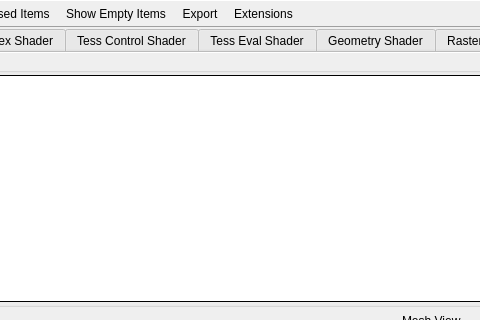
The window that qrenderdoc/Windows/PipelineState/VulkanPipelineStateViewer.ui (baldurk/renderdoc) describes before a commit, drawn with Qt 5; both pictures show x 124 to 604 and y 0 to 320 of the 911 by 566 pixel window.
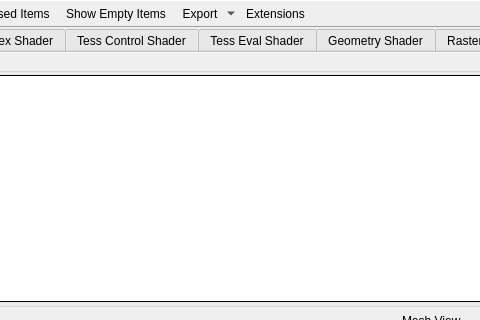
The same window after the commit. Icons and pictures are not drawn. Custom widgets are drawn as their Qt base class.

Commit message: Implement option to export current vulkan pipeline to fossilize db

Patch:
```diff
--- a/qrenderdoc/Windows/PipelineState/VulkanPipelineStateViewer.ui
+++ b/qrenderdoc/Windows/PipelineState/VulkanPipelineStateViewer.ui
@@ -128,6 +128,9 @@
         <property name="checkable">
          <bool>false</bool>
         </property>
+        <property name="popupMode">
+         <enum>QToolButton::MenuButtonPopup</enum>
+        </property>
         <property name="toolButtonStyle">
          <enum>Qt::ToolButtonTextBesideIcon</enum>
         </property>
```
Left out of the diff: 4 changed lines with no effect on the pictures. The commit also changes 2 other files.
